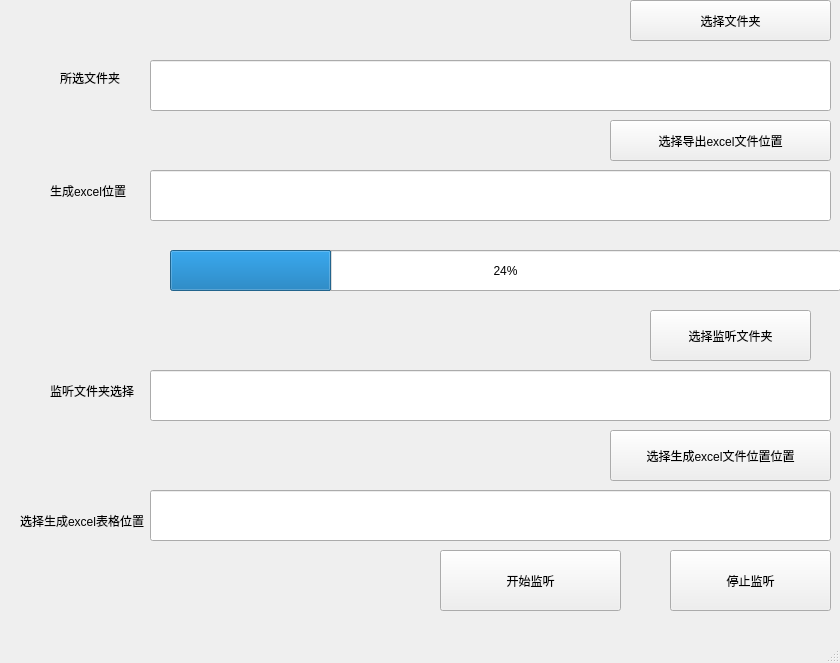
Before: the Qt Designer form lgp_file_ana/mainwindow.ui in tiansongyu/LGP_file_ana, drawn with Qt 5.
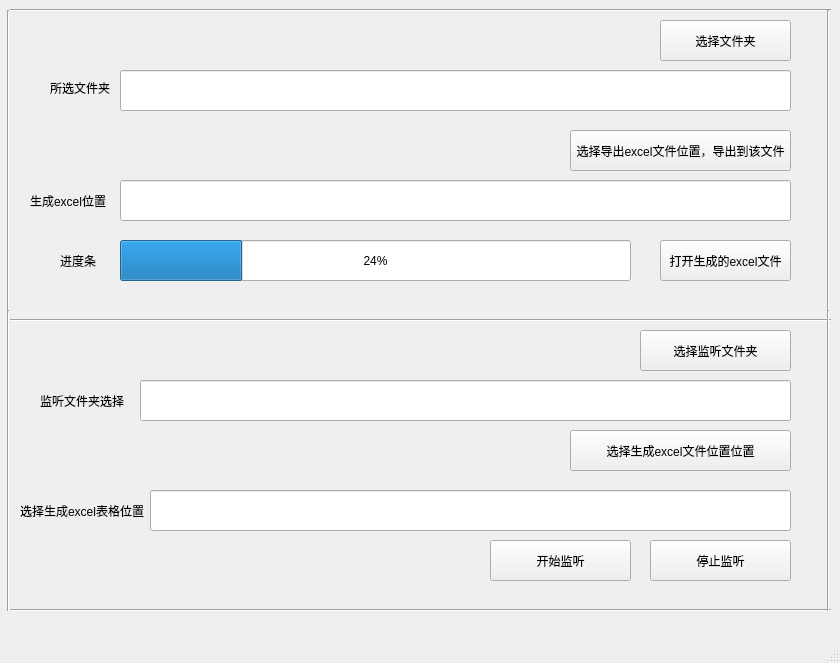
After: the same form once the commit is applied.

```diff
--- a/lgp_file_ana/mainwindow.ui
+++ b/lgp_file_ana/mainwindow.ui
@@ -20,9 +20,9 @@
    <widget class="QPushButton" name="pushButton">
     <property name="geometry">
      <rect>
-      <x>630</x>
-      <y>0</y>
-      <width>201</width>
+      <x>660</x>
+      <y>20</y>
+      <width>131</width>
       <height>41</height>
      </rect>
     </property>
@@ -33,32 +33,40 @@
    <widget class="QLineEdit" name="dir_name">
     <property name="geometry">
      <rect>
-      <x>150</x>
-      <y>60</y>
-      <width>681</width>
-      <height>51</height>
+      <x>120</x>
+      <y>70</y>
+      <width>671</width>
+      <height>41</height>
      </rect>
     </property>
+    <property name="font">
+     <font>
+      <family>ADMUI3Lg</family>
+      <pointsize>10</pointsize>
+      <weight>50</weight>
+      <bold>false</bold>
+     </font>
+    </property>
    </widget>
    <widget class="QPushButton" name="pushButton_2">
     <property name="geometry">
      <rect>
-      <x>610</x>
-      <y>120</y>
+      <x>570</x>
+      <y>130</y>
       <width>221</width>
       <height>41</height>
      </rect>
     </property>
     <property name="text">
-     <string>选择导出excel文件位置</string>
+     <string>选择导出excel文件位置，导出到该文件</string>
     </property>
    </widget>
    <widget class="QLabel" name="label">
     <property name="geometry">
      <rect>
-      <x>60</x>
-      <y>70</y>
-      <width>81</width>
+      <x>50</x>
+      <y>80</y>
+      <width>61</width>
       <height>16</height>
      </rect>
     </property>
@@ -69,19 +77,26 @@
    <widget class="QLineEdit" name="excel_dir">
     <property name="geometry">
      <rect>
-      <x>150</x>
-      <y>170</y>
-      <width>681</width>
-      <height>51</height>
-     </rect>
-    </property>
-   </widget>
-   <widget class="QLabel" name="label_2">
-    <property name="geometry">
-     <rect>
-      <x>50</x>
+      <x>120</x>
       <y>180</y>
-      <width>111</width>
+      <width>671</width>
+      <height>41</height>
+     </rect>
+    </property>
+    <property name="font">
+     <font>
+      <family>ADMUI3Lg</family>
+      <weight>50</weight>
+      <bold>false</bold>
+     </font>
+    </property>
+   </widget>
+   <widget class="QLabel" name="label_2">
+    <property name="geometry">
+     <rect>
+      <x>30</x>
+      <y>190</y>
+      <width>81</width>
       <height>21</height>
      </rect>
     </property>
@@ -92,12 +107,19 @@
    <widget class="QLabel" name="label_3">
     <property name="geometry">
      <rect>
-      <x>260</x>
-      <y>300</y>
-      <width>281</width>
-      <height>21</height>
+      <x>120</x>
+      <y>290</y>
+      <width>381</width>
+      <height>31</height>
      </rect>
     </property>
+    <property name="font">
+     <font>
+      <family>ADMUI3Lg</family>
+      <weight>50</weight>
+      <bold>false</bold>
+     </font>
+    </property>
     <property name="text">
      <string/>
     </property>
@@ -105,9 +127,9 @@
    <widget class="QProgressBar" name="progressBar">
     <property name="geometry">
      <rect>
-      <x>170</x>
-      <y>250</y>
-      <width>671</width>
+      <x>120</x>
+      <y>240</y>
+      <width>511</width>
       <height>41</height>
      </rect>
     </property>
@@ -118,10 +140,10 @@
    <widget class="QPushButton" name="pushButton_3">
     <property name="geometry">
      <rect>
-      <x>650</x>
-      <y>310</y>
-      <width>161</width>
-      <height>51</height>
+      <x>640</x>
+      <y>330</y>
+      <width>151</width>
+      <height>41</height>
      </rect>
     </property>
     <property name="text">
@@ -131,20 +153,27 @@
    <widget class="QLineEdit" name="lineEdit">
     <property name="geometry">
      <rect>
-      <x>150</x>
-      <y>370</y>
-      <width>681</width>
-      <height>51</height>
+      <x>140</x>
+      <y>380</y>
+      <width>651</width>
+      <height>41</height>
      </rect>
     </property>
+    <property name="font">
+     <font>
+      <family>ADMUI3Lg</family>
+      <weight>50</weight>
+      <bold>false</bold>
+     </font>
+    </property>
    </widget>
    <widget class="QPushButton" name="pushButton_4">
     <property name="geometry">
      <rect>
-      <x>610</x>
+      <x>570</x>
       <y>430</y>
       <width>221</width>
-      <height>51</height>
+      <height>41</height>
      </rect>
     </property>
     <property name="text">
@@ -156,18 +185,25 @@
      <rect>
       <x>150</x>
       <y>490</y>
-      <width>681</width>
-      <height>51</height>
+      <width>641</width>
+      <height>41</height>
      </rect>
     </property>
+    <property name="font">
+     <font>
+      <family>ADMUI3Lg</family>
+      <weight>50</weight>
+      <bold>false</bold>
+     </font>
+    </property>
    </widget>
    <widget class="QPushButton" name="pushButton_5">
     <property name="geometry">
      <rect>
-      <x>440</x>
-      <y>550</y>
-      <width>181</width>
-      <height>61</height>
+      <x>490</x>
+      <y>540</y>
+      <width>141</width>
+      <height>41</height>
      </rect>
     </property>
     <property name="text">
@@ -177,10 +213,10 @@
    <widget class="QPushButton" name="pushButton_6">
     <property name="geometry">
      <rect>
-      <x>670</x>
-      <y>550</y>
-      <width>161</width>
-      <height>61</height>
+      <x>650</x>
+      <y>540</y>
+      <width>141</width>
+      <height>41</height>
      </rect>
     </property>
     <property name="text">
@@ -190,8 +226,8 @@
    <widget class="QLabel" name="label_4">
     <property name="geometry">
      <rect>
-      <x>50</x>
-      <y>380</y>
+      <x>40</x>
+      <y>390</y>
       <width>91</width>
       <height>21</height>
      </rect>
@@ -204,7 +240,7 @@
     <property name="geometry">
      <rect>
       <x>20</x>
-      <y>510</y>
+      <y>500</y>
       <width>131</width>
       <height>21</height>
      </rect>
@@ -213,6 +249,164 @@
      <string>选择生成excel表格位置</string>
     </property>
    </widget>
+   <widget class="QPushButton" name="pushButton_7">
+    <property name="geometry">
+     <rect>
+      <x>660</x>
+      <y>240</y>
+      <width>131</width>
+      <height>41</height>
+     </rect>
+    </property>
+    <property name="text">
+     <string>打开生成的excel文件</string>
+    </property>
+   </widget>
+   <widget class="Line" name="line">
+    <property name="geometry">
+     <rect>
+      <x>10</x>
+      <y>310</y>
+      <width>821</width>
+      <height>21</height>
+     </rect>
+    </property>
+    <property name="orientation">
+     <enum>Qt::Horizontal</enum>
+    </property>
+   </widget>
+   <widget class="Line" name="line_2">
+    <property name="geometry">
+     <rect>
+      <x>10</x>
+      <y>600</y>
+      <width>821</width>
+      <height>21</height>
+     </rect>
+    </property>
+    <property name="orientation">
+     <enum>Qt::Horizontal</enum>
+    </property>
+   </widget>
+   <widget class="Line" name="line_3">
+    <property name="geometry">
+     <rect>
+      <x>10</x>
+      <y>0</y>
+      <width>821</width>
+      <height>21</height>
+     </rect>
+    </property>
+    <property name="orientation">
+     <enum>Qt::Horizontal</enum>
+    </property>
+   </widget>
+   <widget class="Line" name="line_4">
+    <property name="geometry">
+     <rect>
+      <x>0</x>
+      <y>10</y>
+      <width>16</width>
+      <height>301</height>
+     </rect>
+    </property>
+    <property name="orientation">
+     <enum>Qt::Vertical</enum>
+    </property>
+   </widget>
+   <widget class="Line" name="line_5">
+    <property name="geometry">
+     <rect>
+      <x>820</x>
+      <y>10</y>
+      <width>16</width>
+      <height>301</height>
+     </rect>
+    </property>
+    <property name="orientation">
+     <enum>Qt::Vertical</enum>
+    </property>
+   </widget>
+   <widget class="Line" name="line_6">
+    <property name="geometry">
+     <rect>
+      <x>820</x>
+      <y>310</y>
+      <width>16</width>
+      <height>301</height>
+     </rect>
+    </property>
+    <property name="orientation">
+     <enum>Qt::Vertical</enum>
+    </property>
+   </widget>
+   <widget class="Line" name="line_7">
+    <property name="geometry">
+     <rect>
+      <x>0</x>
+      <y>310</y>
+      <width>16</width>
+      <height>301</height>
+     </rect>
+    </property>
+    <property name="orientation">
+     <enum>Qt::Vertical</enum>
+    </property>
+   </widget>
+   <widget class="QLabel" name="label_6">
+    <property name="geometry">
+     <rect>
+      <x>60</x>
+      <y>250</y>
+      <width>41</width>
+      <height>21</height>
+     </rect>
+    </property>
+    <property name="text">
+     <string>进度条</string>
+    </property>
+   </widget>
+   <widget class="QLabel" name="label_7">
+    <property name="geometry">
+     <rect>
+      <x>80</x>
+      <y>540</y>
+      <width>391</width>
+      <height>41</height>
+     </rect>
+    </property>
+    <property name="font">
+     <font>
+      <family>ADMUI3Lg</family>
+      <weight>50</weight>
+      <bold>false</bold>
+     </font>
+    </property>
+    <property name="text">
+     <string/>
+    </property>
+   </widget>
+   <widget class="QLabel" name="label_8">
+    <property name="geometry">
+     <rect>
+      <x>260</x>
+      <y>330</y>
+      <width>291</width>
+      <height>41</height>
+     </rect>
+    </property>
+    <property name="font">
+     <font>
+      <family>ADMUI3Lg</family>
+      <pointsize>10</pointsize>
+      <weight>75</weight>
+      <bold>true</bold>
+     </font>
+    </property>
+    <property name="text">
+     <string/>
+    </property>
+   </widget>
   </widget>
   <widget class="QMenuBar" name="menubar">
    <property name="geometry">
```
